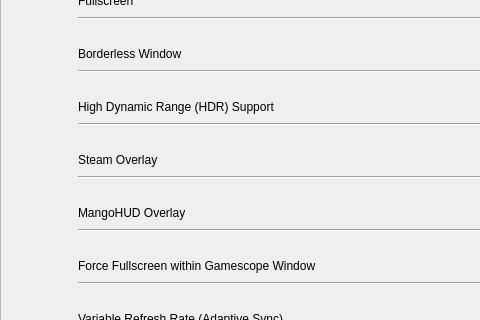
Above: src/gamescope.ui from rfrench3/scopebuddy-gui before the change; both pictures show x 0 to 480 and y 319 to 639 of the 821 by 1263 pixel window. Below: the same form after it.
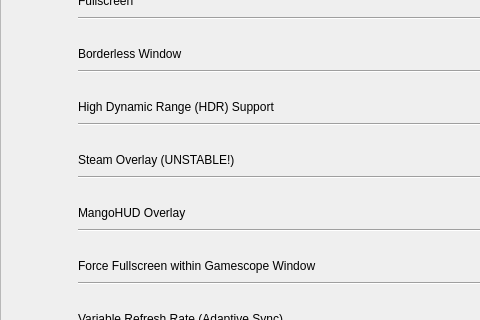
That is the form after the change.

Commit message: label steam setting in gamescope page as unstable, add new file creation UI (not yet implemented)

```diff
--- a/src/gamescope.ui
+++ b/src/gamescope.ui
@@ -917,7 +917,7 @@
                      <item>
                       <widget class="QLabel" name="label_27">
                        <property name="text">
-                        <string>Steam Overlay</string>
+                        <string>Steam Overlay (UNSTABLE!)</string>
                        </property>
                       </widget>
                      </item>
```
The commit also changes 1 other file.
